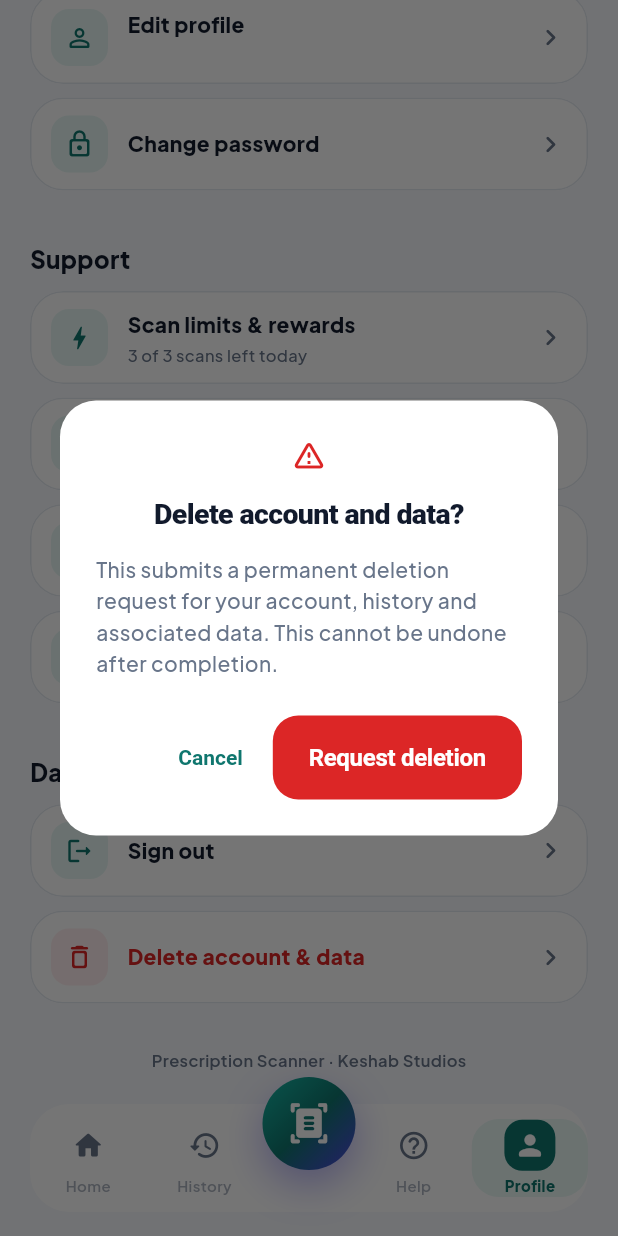
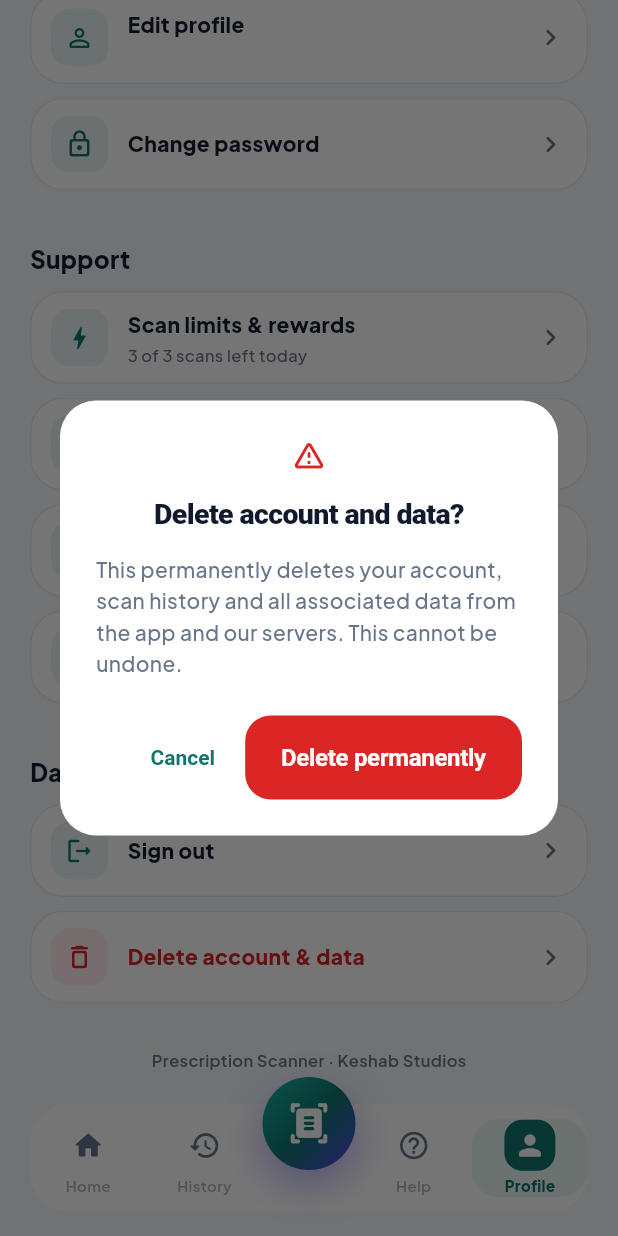
Before and after one commit to Keshab1997/prescription-scanner, a Flutter app: the ProfileScreen screen opened by its route, scrolled down 276 dp, after a tap on "Delete account & data", on a phone screen of 412 x 824 dp. Run offline on Flutter 3.47's test engine with Material 3 defaults, Android fonts, the phone set to English and light mode, and no system bars; our stand-ins replace cloud_firestore, firebase_auth, firebase_core, flutter_image_compress, flutter_riverpod, go_router and 3 more; missing offline and left inert: admin_api_key_manager; accounts and stored records are empty.

Commit message:
feat: full account deletion — user can delete account AND all data
requestAccountDeletion now removes the Firestore profile, daily usage,
feedback, consent records and error logs (best-effort, profile deleted
last because rules gate collections on isActiveUser), then deletes the
auth account and local Hive data. UI copy updated to say deletion is
permanent. Firestore rules updated to let users delete their own data.

```diff
--- a/apps/mobile/lib/screens/account_screens.dart
+++ b/apps/mobile/lib/screens/account_screens.dart
@@ -92,7 +92,7 @@ class _ProfileScreenState extends ConsumerState<ProfileScreen> {
         icon: const Icon(Icons.warning_amber_rounded, color: AppColors.danger),
         title: const Text('Delete account and data?'),
         content: const Text(
-          'This submits a permanent deletion request for your account, history and associated data. This cannot be undone after completion.',
+          'This permanently deletes your account, scan history and all associated data from the app and our servers. This cannot be undone.',
         ),
         actions: [
           TextButton(
@@ -102,7 +102,7 @@ class _ProfileScreenState extends ConsumerState<ProfileScreen> {
           FilledButton(
             style: FilledButton.styleFrom(backgroundColor: AppColors.danger),
             onPressed: () => Navigator.pop(context, true),
-            child: const Text('Request deletion'),
+            child: const Text('Delete permanently'),
           ),
         ],
       ),
@@ -114,7 +114,9 @@ class _ProfileScreenState extends ConsumerState<ProfileScreen> {
       await service.requestAccountDeletion();
       if (!context.mounted) return;
       ScaffoldMessenger.of(context).showSnackBar(
-        const SnackBar(content: Text('Account deletion request submitted.')),
+        const SnackBar(
+          content: Text('Your account and data have been deleted.'),
+        ),
       );
     } catch (e) {
       if (!context.mounted) return;
```
Also changed, not shown: apps/mobile/lib/services/auth_service.dart (+59 -2 lines), 1 other file.
